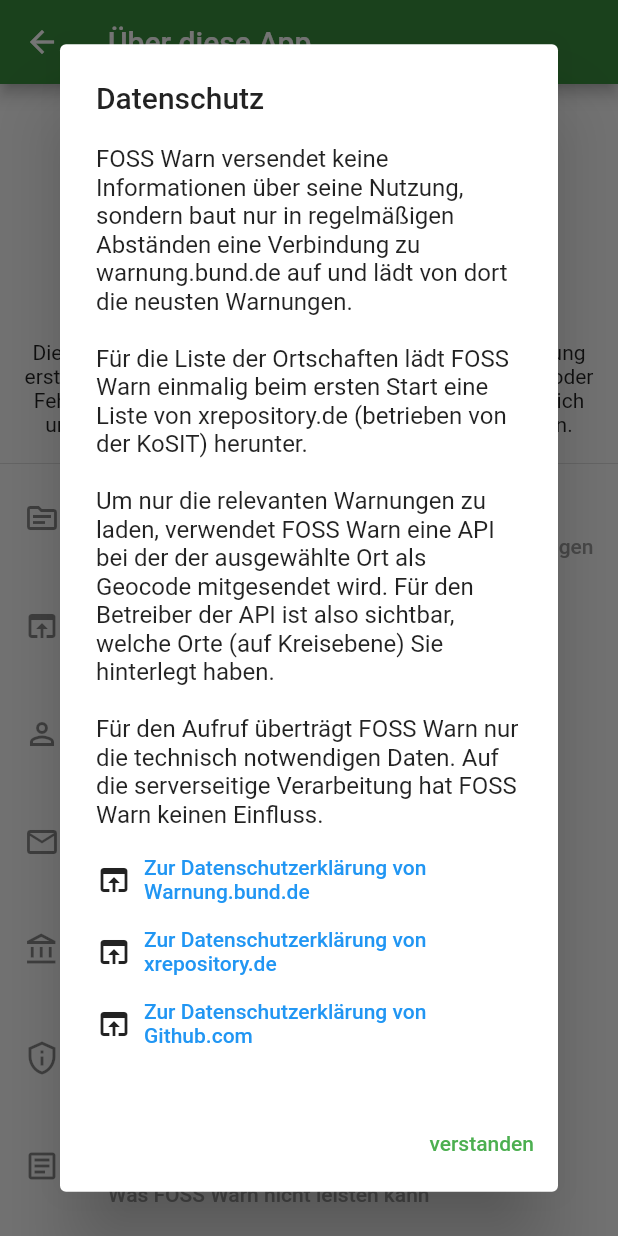
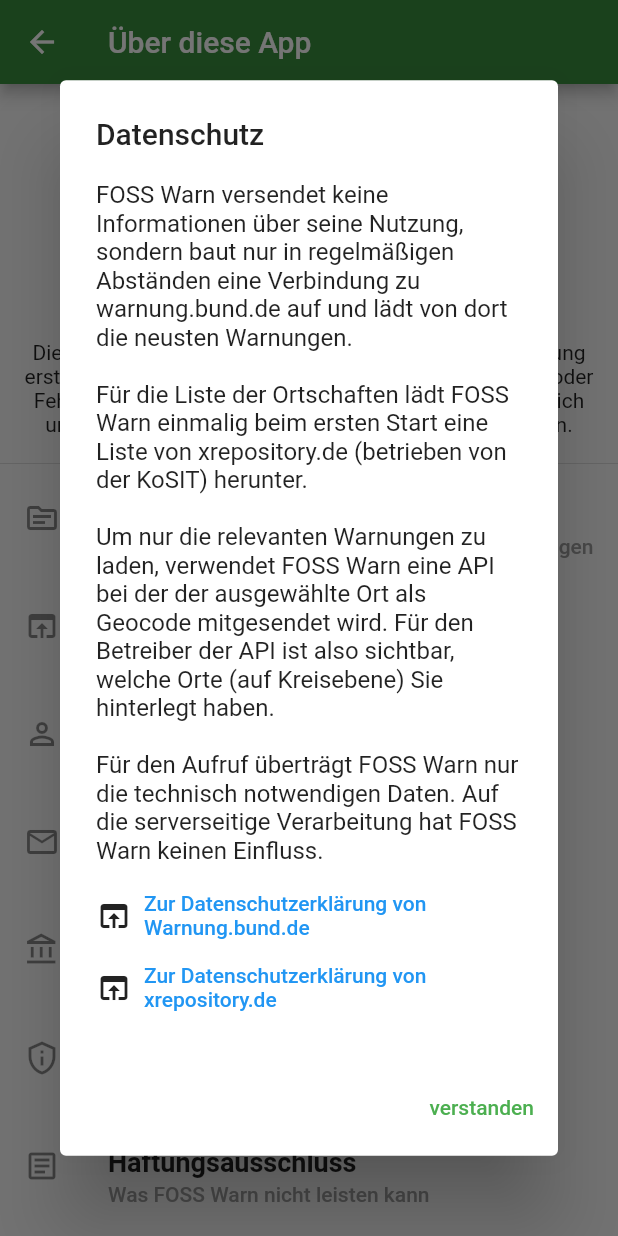
Before and after one commit to nucleus-ffm/foss_warn, a Flutter app: the AboutView screen opened directly, after a tap on "Datenschutz", on a phone screen of 412 x 824 dp. Run offline on Flutter 3.47's test engine with Material 2 defaults, Android fonts, the phone set to English and light mode, and no system bars; our stand-ins replace flutter_local_notifications, rxdart, share_plus, shared_preferences; missing offline and left inert: android_alarm_manager_plus, app_settings, shared_preferences_android; accounts and stored records are empty.

Commit message:
remove github link

```diff
--- a/lib/widgets/dialogs/privacyDialog.dart
+++ b/lib/widgets/dialogs/privacyDialog.dart
@@ -61,18 +61,6 @@ class _PrivacyDialogState extends State<PrivacyDialog> {
                   ),
                 ],
               ),
-              Row(
-                children: [
-                  Icon(Icons.open_in_browser),
-                  Flexible(
-                    fit: FlexFit.loose,
-                    child: TextButton(
-                        onPressed: () => launchUrlInBrowser(
-                            'https://docs.github.com/en/github/site-policy/github-privacy-statement'),
-                        child: Text("Zur Datenschutzerklärung von Github.com")),
-                  ),
-                ],
-              )
             ],
           ),
         ),
```
